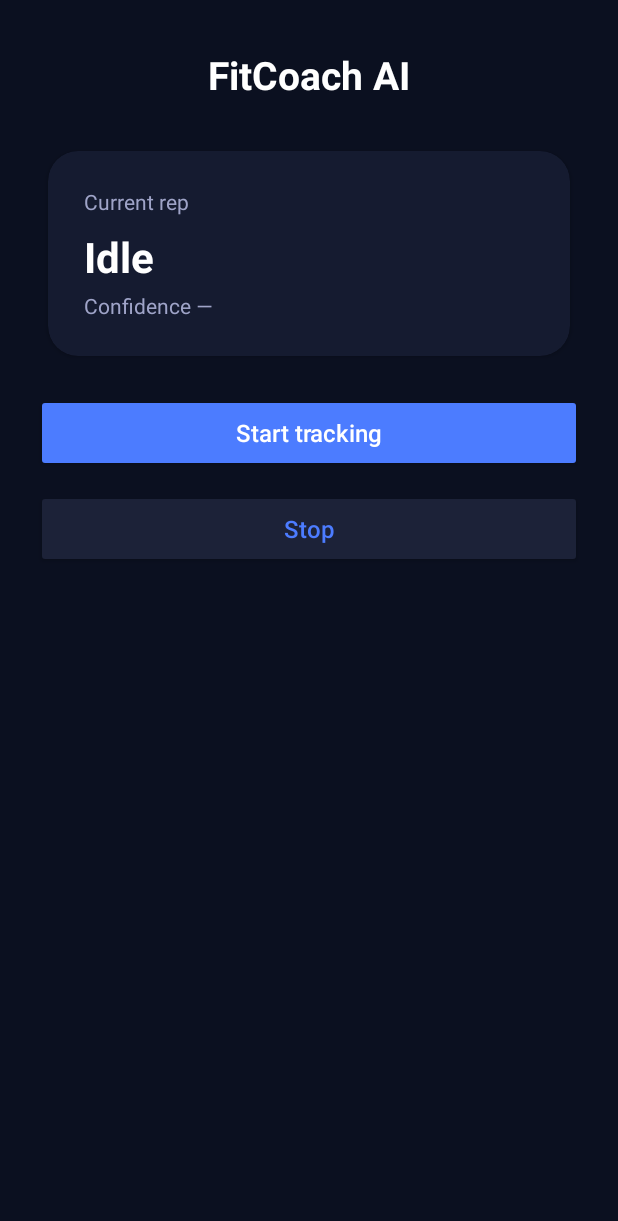
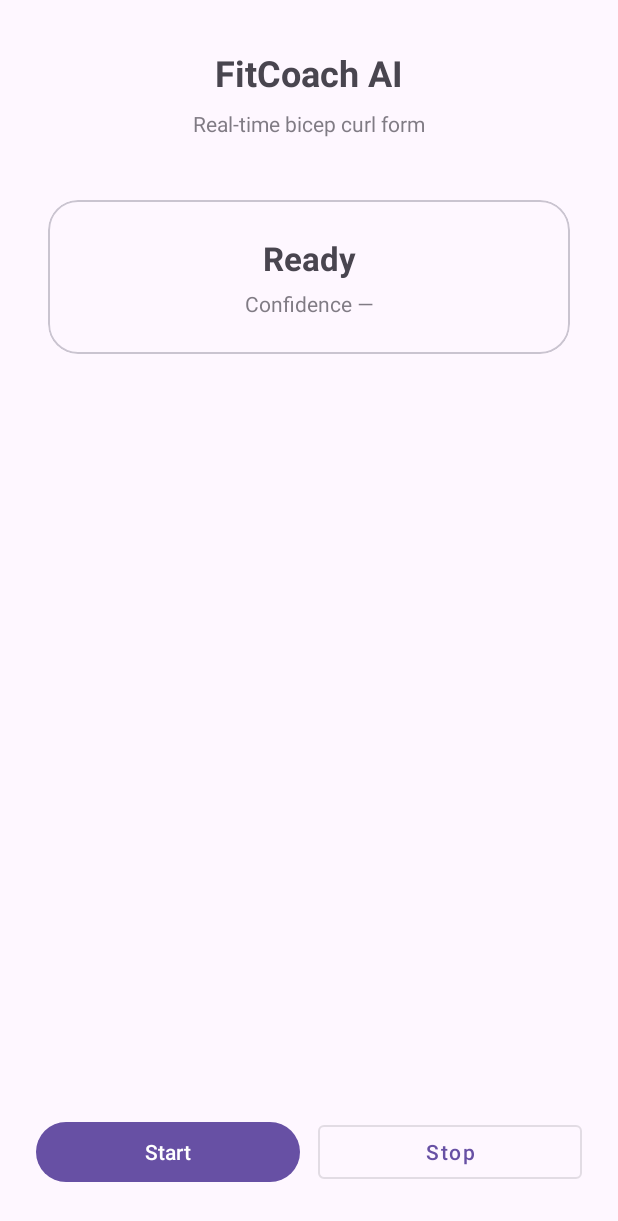
Before and after one commit to TR-3N/FitCoach-AI, an Android app built with Jetpack Compose: the screen it shows after launch (MainActivity), on a phone screen of 412 x 824 dp. Shown: the top 1221 px of the screen. Run offline under Robolectric (Android 15) with nearby library versions, the light colour scheme and no system bars.

Commit message:
Replace Android client with working FitCoach-AI app (sensors + FastAPI)

```diff
--- a/android_app/app/src/main/res/layout/activity_main.xml
+++ b/android_app/app/src/main/res/layout/activity_main.xml
@@ -3,32 +3,44 @@
     xmlns:app="http://schemas.android.com/apk/res-auto"
     android:layout_width="match_parent"
     android:layout_height="match_parent"
-    android:background="#0B1020">
+    android:background="?android:colorBackground">
 
-    <!-- App title -->
     <TextView
         android:id="@+id/txtTitle"
-        android:layout_width="wrap_content"
+        android:layout_width="0dp"
         android:layout_height="wrap_content"
         android:text="FitCoach AI"
-        android:textColor="#FFFFFF"
-        android:textSize="26sp"
+        android:textSize="24sp"
         android:textStyle="bold"
+        android:gravity="center"
+        android:paddingTop="32dp"
+        android:paddingBottom="8dp"
         app:layout_constraintTop_toTopOf="parent"
         app:layout_constraintStart_toStartOf="parent"
-        app:layout_constraintEnd_toEndOf="parent"
-        android:layout_marginTop="32dp" />
+        app:layout_constraintEnd_toEndOf="parent" />
 
-    <!-- Main card -->
-    <androidx.cardview.widget.CardView
+    <TextView
+        android:id="@+id/txtSubtitle"
+        android:layout_width="0dp"
+        android:layout_height="wrap_content"
+        android:text="Real‑time bicep curl form"
+        android:textSize="14sp"
+        android:alpha="0.7"
+        android:gravity="center"
+        app:layout_constraintTop_toBottomOf="@id/txtTitle"
+        app:layout_constraintStart_toStartOf="parent"
+        app:layout_constraintEnd_toEndOf="parent" />
+
+    <com.google.android.material.card.MaterialCardView
         android:id="@+id/cardStatus"
         android:layout_width="0dp"
         android:layout_height="wrap_content"
-        android:layout_margin="24dp"
+        android:layout_marginStart="24dp"
+        android:layout_marginEnd="24dp"
+        android:layout_marginTop="32dp"
         app:cardCornerRadius="20dp"
         app:cardUseCompatPadding="true"
-        app:cardBackgroundColor="#151B30"
-        app:layout_constraintTop_toBottomOf="@id/txtTitle"
+        app:layout_constraintTop_toBottomOf="@id/txtSubtitle"
         app:layout_constraintStart_toStartOf="parent"
         app:layout_constraintEnd_toEndOf="parent">
 
@@ -39,66 +51,59 @@
             android:padding="24dp">
 
             <TextView
-                android:id="@+id/txtStatusLabel"
-                android:layout_width="wrap_content"
+                android:id="@+id/txtStatus"
+                android:layout_width="match_parent"
                 android:layout_height="wrap_content"
-                android:text="Current rep"
-                android:textColor="#9FA4C8"
-                android:textSize="14sp" />
-
-            <TextView
-                android:id="@+id/txtStatus"
-                android:layout_width="wrap_content"
-                android:layout_height="wrap_content"
-                android:text="Idle"
-                android:textColor="#FFFFFF"
-                android:textSize="28sp"
+                android:text="Ready"
+                android:textSize="22sp"
                 android:textStyle="bold"
-                android:layout_marginTop="8dp" />
+                android:gravity="center" />
 
             <TextView
                 android:id="@+id/txtConfidence"
-                android:layout_width="wrap_content"
+                android:layout_width="match_parent"
                 android:layout_height="wrap_content"
                 android:text="Confidence —"
-                android:textColor="#9FA4C8"
                 android:textSize="14sp"
-                android:layout_marginTop="4dp" />
+                android:gravity="center"
+                android:alpha="0.7"
+                android:layout_marginTop="6dp" />
         </LinearLayout>
-    </androidx.cardview.widget.CardView>
+    </com.google.android.material.card.MaterialCardView>
 
-    <!-- Start button -->
-    <Button
-        android:id="@+id/btnStart"
+    <LinearLayout
+        android:id="@+id/buttonRow"
         android:layout_width="0dp"
-        android:layout_height="52dp"
-        android:text="Start tracking"
-        android:textAllCaps="false"
-        android:textSize="16sp"
-        android:textColor="#FFFFFF"
-        android:backgroundTint="#4C7CFF"
-        app:layout_constraintTop_toBottomOf="@id/cardStatus"
-        app:layout_constraintStart_toStartOf="parent"
-        app:layout_constraintEnd_toEndOf="parent"
+        android:layout_height="wrap_content"
+        android:orientation="horizontal"
+        android:gravity="center"
         android:layout_marginStart="24dp"
         android:layout_marginEnd="24dp"
-        android:layout_marginTop="16dp" />
+        android:layout_marginBottom="32dp"
+        app:layout_constraintBottom_toBottomOf="parent"
+        app:layout_constraintStart_toStartOf="parent"
+        app:layout_constraintEnd_toEndOf="parent">
 
-    <!-- Stop button -->
-    <Button
-        android:id="@+id/btnStop"
-        android:layout_width="0dp"
-        android:layout_height="52dp"
-        android:text="Stop"
-        android:textAllCaps="false"
-        android:textSize="16sp"
-        android:textColor="#4C7CFF"
-        android:backgroundTint="#1C2238"
-        app:layout_constraintTop_toBottomOf="@id/btnStart"
-        app:layout_constraintStart_toStartOf="parent"
-        app:layout_constraintEnd_toEndOf="parent"
-        android:layout_marginStart="24dp"
-        android:layout_marginEnd="24dp"
-        android:layout_marginTop="12dp" />
+        <com.google.android.material.button.MaterialButton
+            android:id="@+id/btnStart"
+            android:layout_width="0dp"
+            android:layout_height="48dp"
+            android:layout_weight="1"
+            android:text="Start"
+            android:textAllCaps="false" />
+
+        <Space
+            android:layout_width="12dp"
+            android:layout_height="0dp" />
+
+        <com.google.android.material.button.MaterialButton
+            android:id="@+id/btnStop"
+            style="@style/Widget.MaterialComponents.Button.OutlinedButton"
+            android:layout_width="0dp"
+            android:layout_height="48dp"
+            android:layout_weight="1"
+            android:text="Stop"
+            android:textAllCaps="false" />
+    </LinearLayout>
 
 </androidx.constraintlayout.widget.ConstraintLayout>
--- a/android_app/app/src/main/res/values/themes.xml
+++ b/android_app/app/src/main/res/values/themes.xml
@@ -1,8 +1,6 @@
 <?xml version="1.0" encoding="utf-8"?>
 <resources>
 
-    <style name="Theme.FitCoachAI" parent="Theme.AppCompat.Light.NoActionBar">
-        <!-- Customize your theme here. -->
-    </style>
+    <style name="Theme.FitCoachAI" parent="Theme.Material3.Light.NoActionBar"/>
 
 </resources>
--- /dev/null
+++ b/android_app/app/src/main/res/xml/network_security_config.xml
@@ -0,0 +1,6 @@
+<?xml version="1.0" encoding="utf-8"?>
+<network-security-config>
+    <domain-config cleartextTrafficPermitted="true">
+        <domain includeSubdomains="true">192.168.29.32</domain>
+    </domain-config>
+</network-security-config>
```
Also changed, not shown: android_app/app/build.gradle.kts (+3 -4 lines), android_app/app/src/main/AndroidManifest.xml (+9 -4 lines), android_app/app/src/main/java/com/example/fitcoachai/MainActivity.kt (+99 -94 lines), android_app/gradle/libs.versions.toml (+5 -5 lines), android_app/gradle/wrapper/gradle-wrapper.properties.
